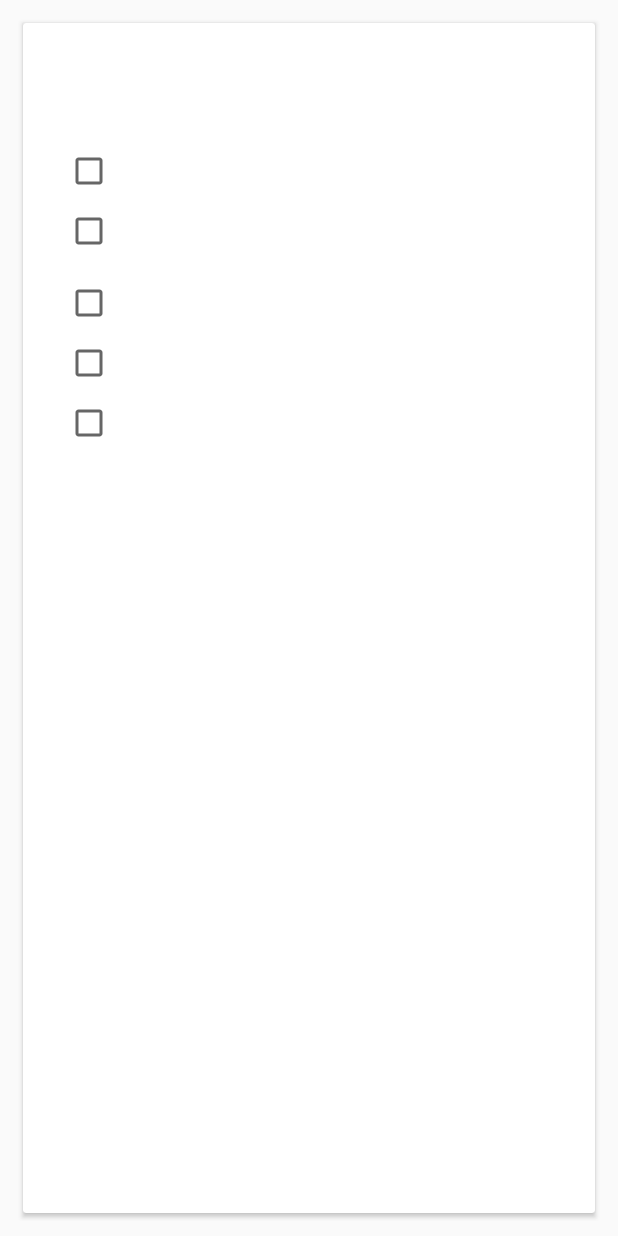
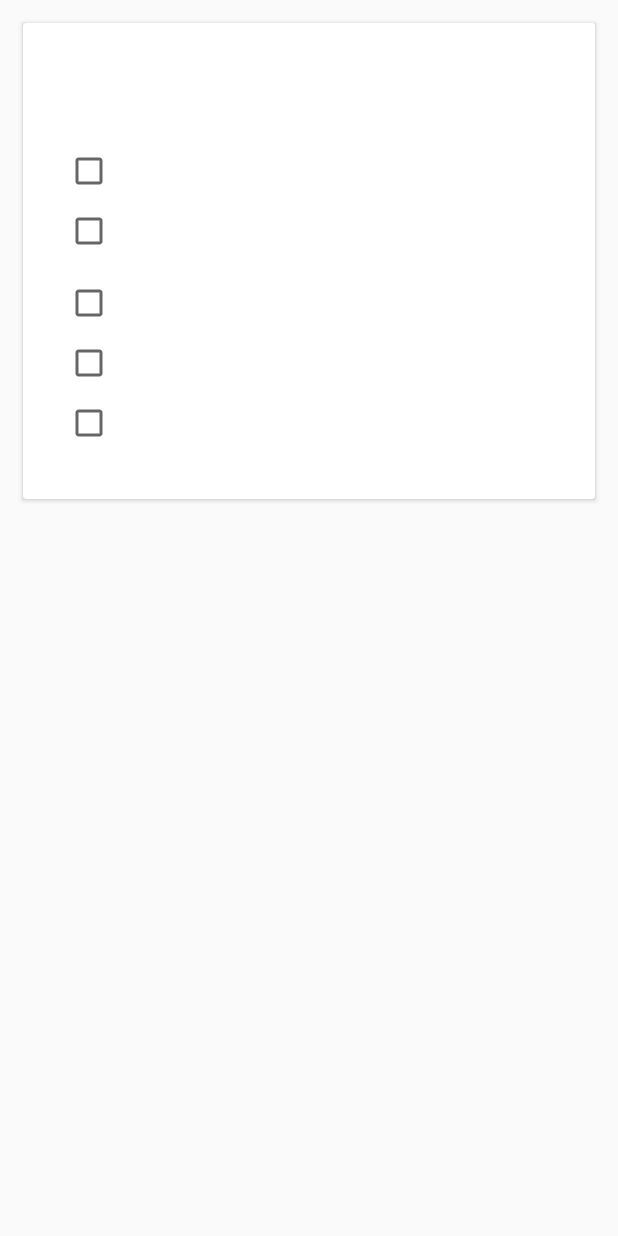
Before and after one commit to wag945/ScavengerHunt3, an Android app: the layout teams_leaderboard_recyclerview_row.xml on its own in the app's theme, with its tools: preview values and no code run, on a phone screen of 412 x 824 dp. Run offline under Robolectric (Android 15) with nearby library versions, the phone set to English and light mode, and no system bars.

Commit message:
made cards smaller, got checkmarks on leaderboard working

```diff
--- a/app/src/main/java/com/example/bill/scavengerhunt3/LeaderboardActivity.java
+++ b/app/src/main/java/com/example/bill/scavengerhunt3/LeaderboardActivity.java
@@ -89,6 +89,7 @@ public class LeaderboardActivity extends AppCompatActivity implements Leaderboar
                                     gameSnapshot.child("teamList").child(Integer.toString(j)).child("record").getValue().toString(),
                                     scavengeItems
                             );
+                            newTeam.setTeamScavengeList(scavengeItemsTeams);
                             teams.add(newTeam);
                         }
 
--- a/app/src/main/res/layout/teams_leaderboard_recyclerview_row.xml
+++ b/app/src/main/res/layout/teams_leaderboard_recyclerview_row.xml
@@ -28,8 +28,8 @@
 
 
                 <android.support.constraint.ConstraintLayout
-                    android:layout_width="match_parent"
-                    android:layout_height="match_parent"
+                    android:layout_width="317dp"
+                    android:layout_height="285dp"
                     android:layout_alignParentStart="true"
                     android:layout_alignParentTop="true"
                     android:layout_gravity="center">
```
